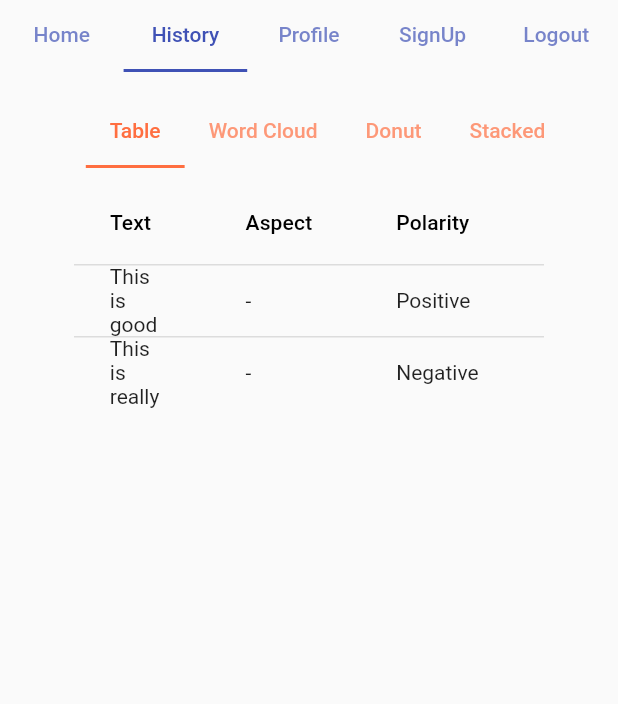
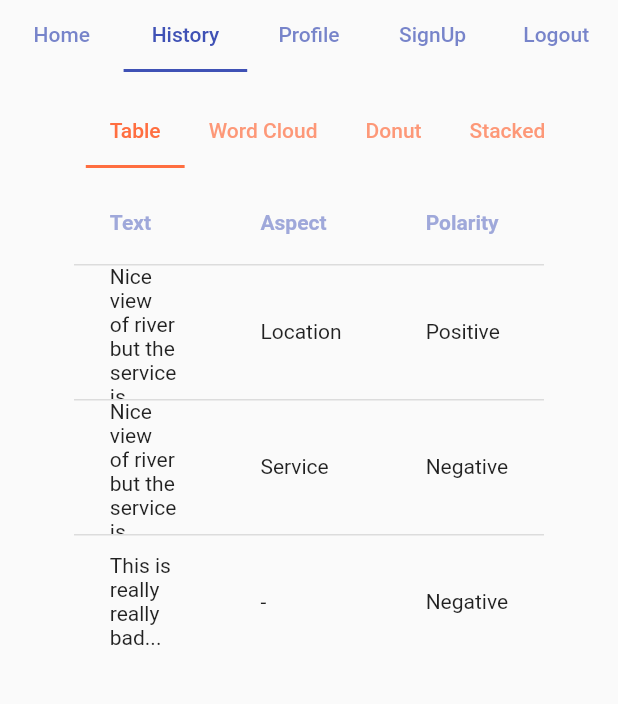
Before and after one commit to KhornSokheng/customer-feedback-analysis, a Flutter app: the screen it shows after launch, tab 2 chosen, on a phone screen of 412 x 824 dp, the part 84-788 px from its top. Run offline on Flutter 3.47's test engine with Material 2 defaults, Android fonts, the phone set to English and light mode, and no system bars; our stand-ins replace syncfusion_flutter_charts.

Commit message:
update ui of table

```diff
--- a/lib/widgets/result_widget/table.dart
+++ b/lib/widgets/result_widget/table.dart
@@ -12,6 +12,12 @@ class _TableResultState extends State<TableResult> {
   Widget build(BuildContext context) {
     return SingleChildScrollView(
       child: DataTable(
+        headingTextStyle: TextStyle(
+            color: Colors.indigo[200],
+          // fontSize: 30,
+          fontWeight: FontWeight.bold
+        ),
+        dataRowHeight: 90,
           columns: const [
             // DataColumn(label: Text('No.')),
             DataColumn(label: Text('Text')),
@@ -23,10 +29,20 @@ class _TableResultState extends State<TableResult> {
             DataRow(
                 cells: [
                   // DataCell(Text('1')),
-                  DataCell(Text('This is good')),
-                  DataCell(Text('-')),
+                  DataCell(Text('Nice view of river but the service is really bad.')),
+                  DataCell(Text('Location')),
                   DataCell(Text('Positive')),
                   DataCell(Text('90%')),
+
+                ]
+            ),
+            DataRow(
+                cells: [
+                  // DataCell(Text('1')),
+                  DataCell(Text('Nice view of river but the service is really bad.')),
+                  DataCell(Text('Service')),
+                  DataCell(Text('Negative')),
+                  DataCell(Text('85%')),
 
                 ]
             ),
```
